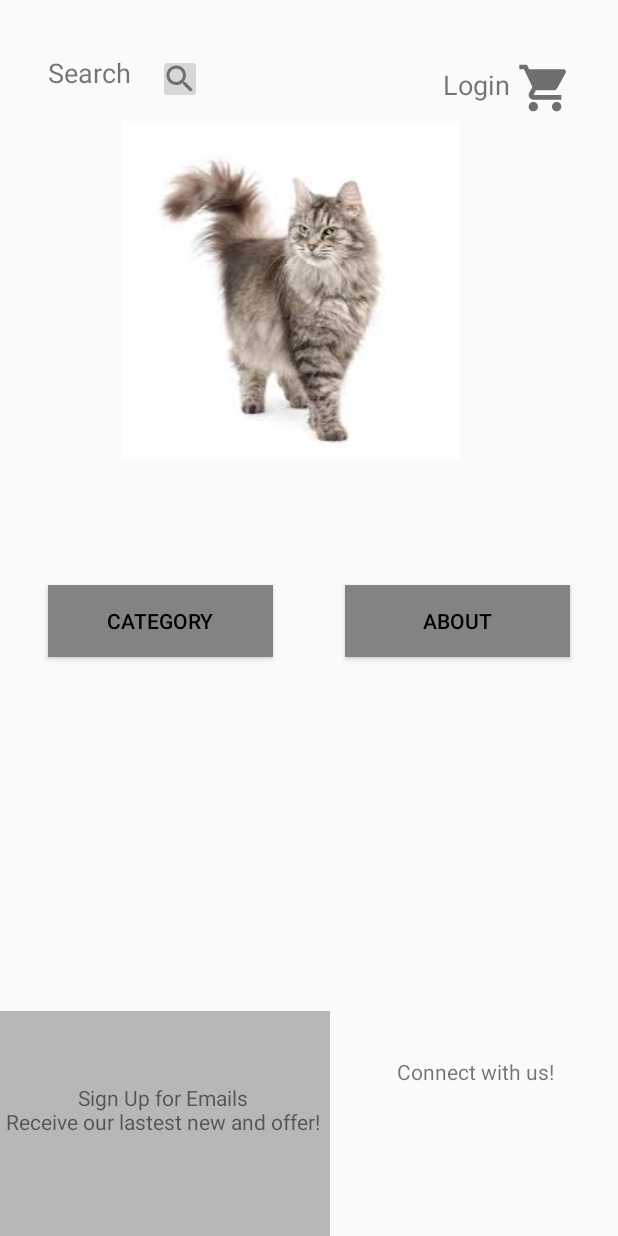
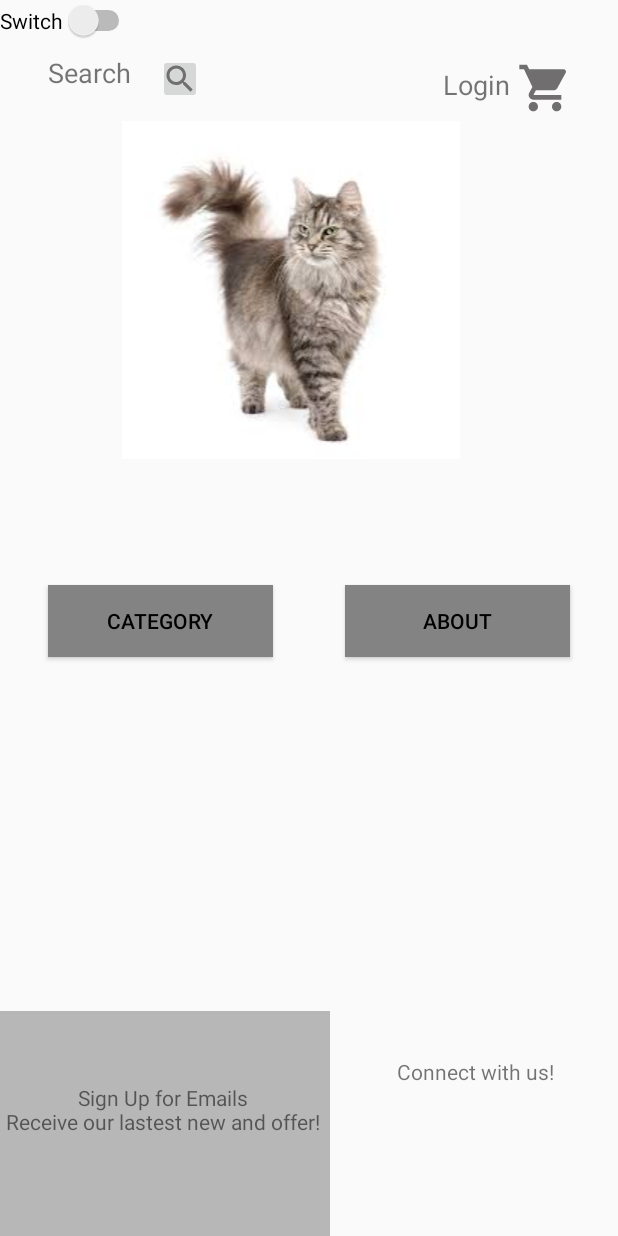
Before and after one commit to nnguyen09/4631s2022, an Android app: the layout activity_main.xml on its own in the app's theme, with its tools: preview values and no code run, on a phone screen of 412 x 824 dp. Run offline under Robolectric (Android 15) with nearby library versions, the phone set to English and light mode, and no system bars.

Commit message:
march 23

```diff
--- a/CatEssentialApp/app/src/main/res/layout/activity_main.xml
+++ b/CatEssentialApp/app/src/main/res/layout/activity_main.xml
@@ -129,5 +129,13 @@
         app:layout_constraintTop_toBottomOf="@+id/btnAbout"
         app:layout_constraintVertical_bias="0.993" />
 
+    <Switch
+        android:id="@+id/switch1"
+        android:layout_width="wrap_content"
+        android:layout_height="wrap_content"
+        android:text="Switch"
+        tools:layout_editor_absoluteX="183dp"
+        tools:layout_editor_absoluteY="549dp" />
+
 
 </androidx.constraintlayout.widget.ConstraintLayout>
```
Also changed, not shown: 9 other files.
